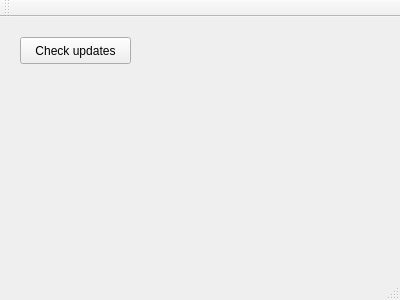
First picture: the form in appupdater/mainwindow.ui, repository Ri0n/rion-pg, before the edit.
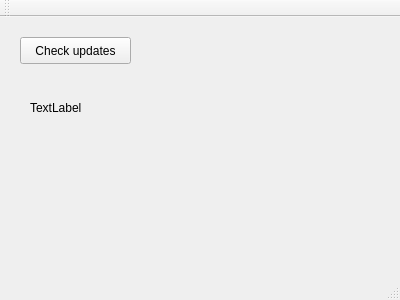
Second picture: the form after the edit.

```diff
--- a/appupdater/mainwindow.ui
+++ b/appupdater/mainwindow.ui
@@ -27,6 +27,19 @@
      <string>Check updates</string>
     </property>
    </widget>
+   <widget class="QLabel" name="lblCheckStatus">
+    <property name="geometry">
+     <rect>
+      <x>30</x>
+      <y>80</y>
+      <width>331</width>
+      <height>21</height>
+     </rect>
+    </property>
+    <property name="text">
+     <string>TextLabel</string>
+    </property>
+   </widget>
   </widget>
   <widget class="QMenuBar" name="menuBar">
    <property name="geometry">
```
Left out of the diff: 2 changed lines with no effect on the pictures.
